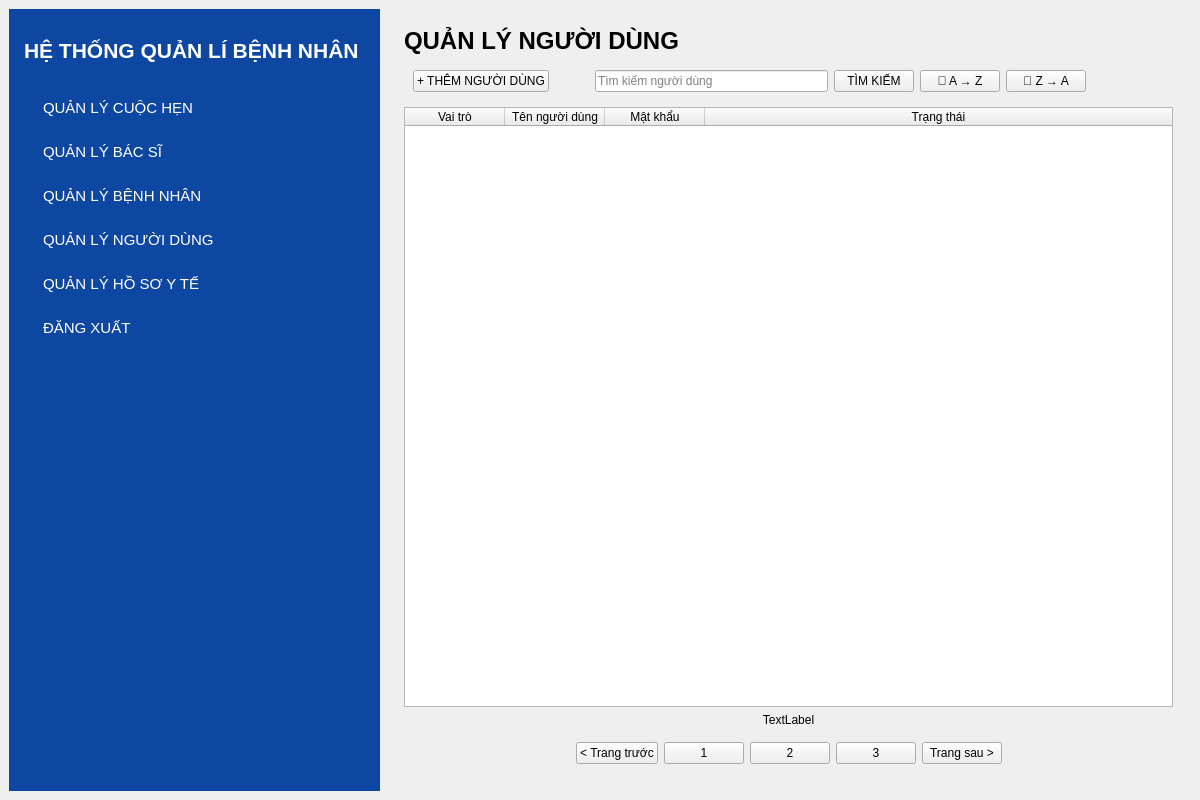
Qt form gui/adminwindow.ui (VanBao6002/PBL2_Appointment_Scheduling_System) before a commit.
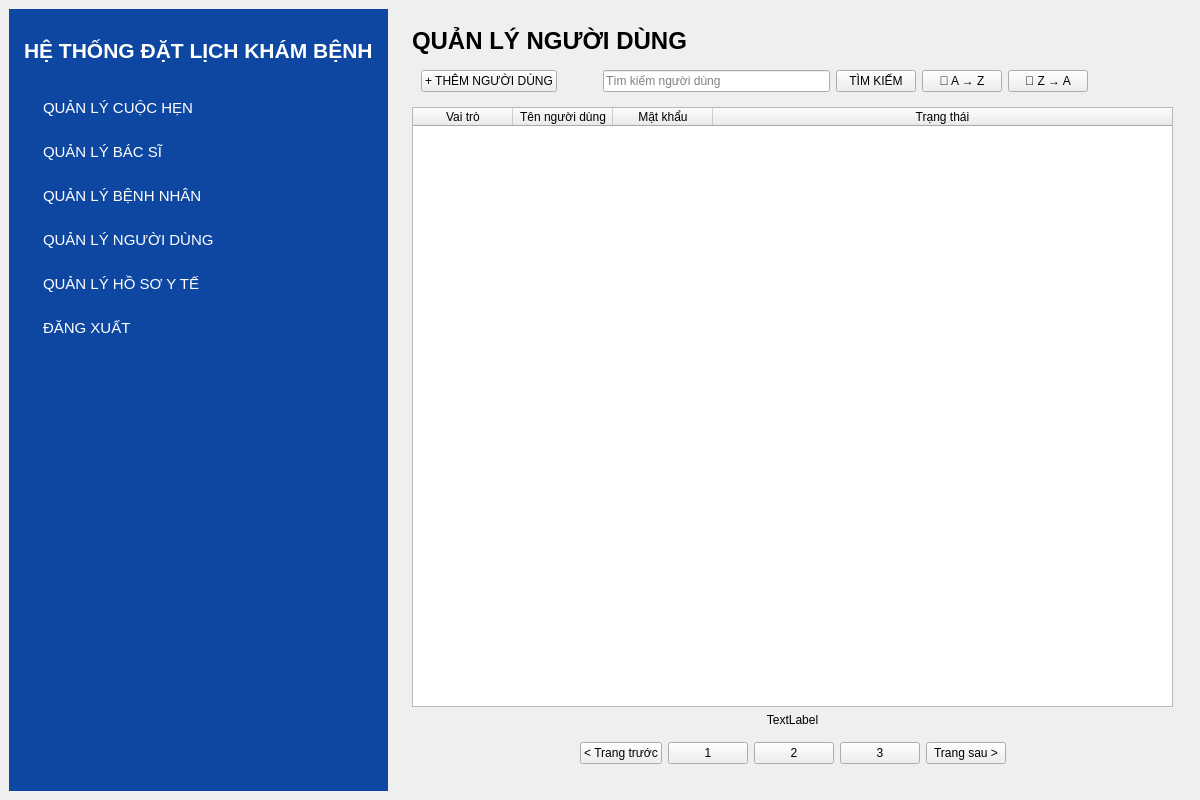
The same form after that commit.

What changed in the file:
```diff
--- a/gui/adminwindow.ui
+++ b/gui/adminwindow.ui
@@ -62,7 +62,7 @@
           <enum>Qt::LayoutDirection::LeftToRight</enum>
          </property>
          <property name="text">
-          <string>HỆ THỐNG QUẢN LÍ BỆNH NHÂN </string>
+          <string>HỆ THỐNG ĐẶT LỊCH KHÁM BỆNH</string>
          </property>
         </widget>
        </item>
```
